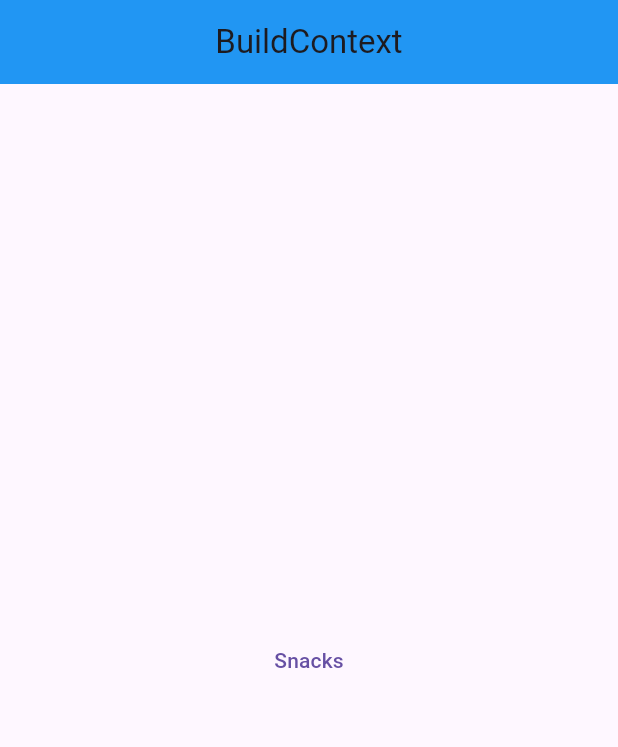
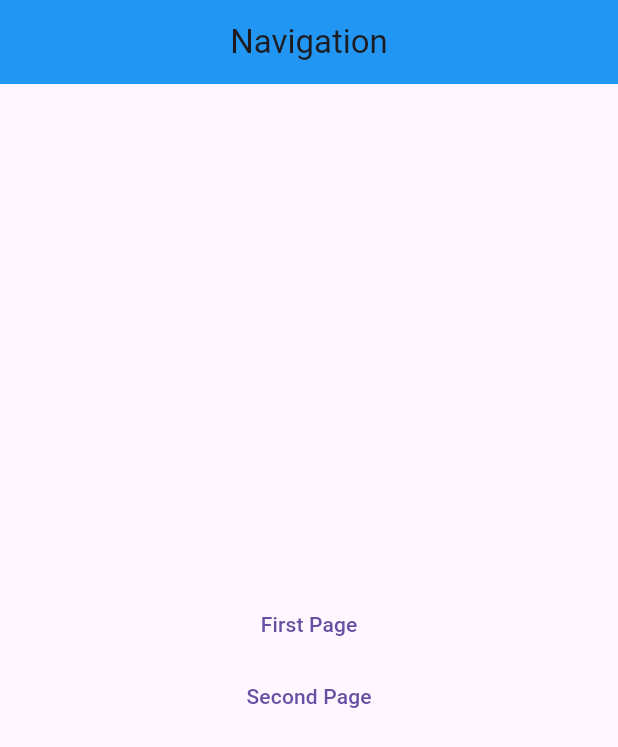
Before and after one commit to techusman-codes/Flutter_widget, a Flutter app: the screen it shows after launch, on a phone screen of 412 x 824 dp. Shown: the top 747 px of the screen. Run offline on Flutter 3.47's test engine with Material 3 defaults, Android fonts, the phone set to English and light mode, and no system bars.

Commit message:
Navigation pages

```diff
--- a/lib/main.dart
+++ b/lib/main.dart
@@ -1,3 +1,5 @@
+import 'package:dayone_app/pages/first_page.dart';
+import 'package:dayone_app/pages/second_page.dart';
 import 'package:flutter/material.dart';
 
 void main() {
@@ -30,17 +32,28 @@ class _MyHomePageState extends State<MyHomePage> {
     return Scaffold(
       appBar: AppBar(
         backgroundColor: Colors.blue,
-        title: const Center(child: Text('BuildContext')),
+        title: const Center(child: Text('Navigation')),
       ),
       body: Center(
-        child: TextButton(
-          child: const Text('Snacks'),
-          onPressed: () {
-            ScaffoldMessenger.of(context)
-                .showSnackBar(const SnackBar(content: Text('I m a Snack Bar')));
-          },
-        ),
-      ),
+          child: Column(
+        mainAxisAlignment: MainAxisAlignment.center,
+        children: <Widget>[
+          TextButton(
+            onPressed: () {
+              Navigator.of(context).push(
+                  MaterialPageRoute(builder: (context) => const FirstPage()));
+            },
+            child: const Text('First Page'),
+          ),
+          TextButton(
+            onPressed: () {
+              Navigator.push(context,
+                  MaterialPageRoute(builder: (context) => const SecondPage()));
+            },
+            child: const Text('Second Page'),
+          ),
+        ],
+      )),
     );
   }
 }
```
Also changed, not shown: lib/pages/first_page.dart (added, +17 -0 lines), lib/pages/second_page.dart (added, +18 -0 lines).
